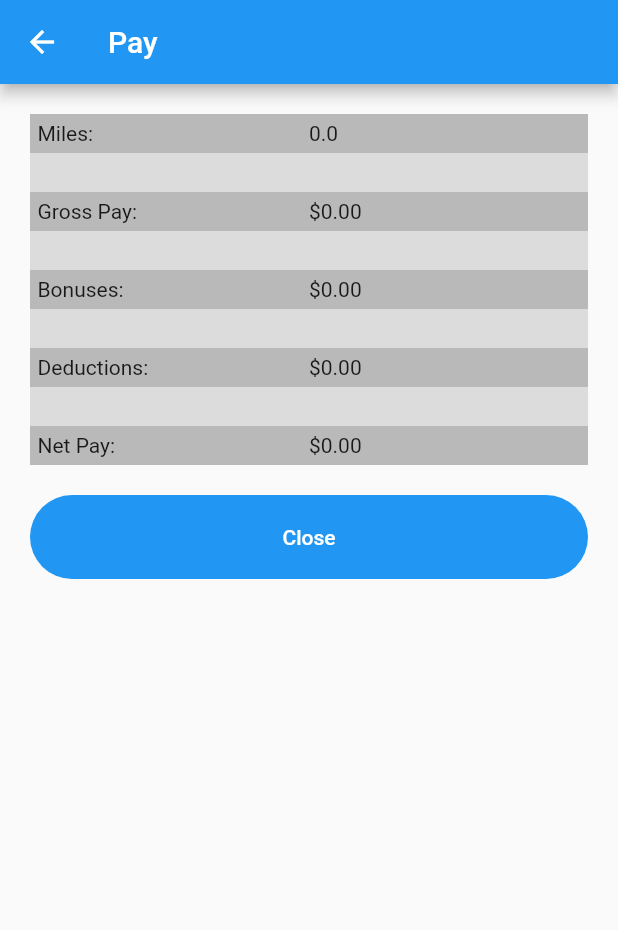
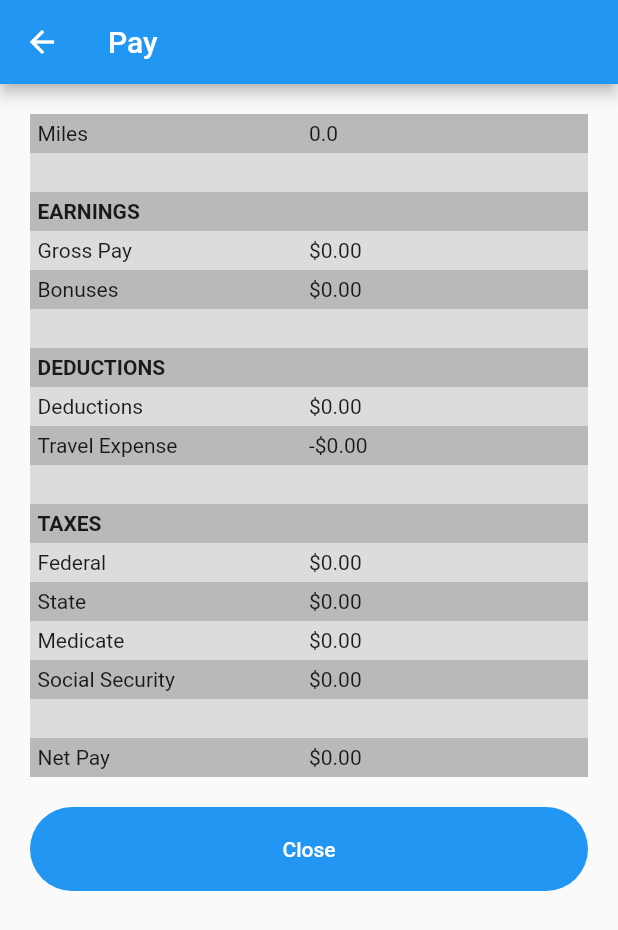
Before and after one commit to fierceblaze/carroll_fulmer_pay, a Flutter app: the ResultsPage screen opened directly with empty values, on a phone screen of 412 x 824 dp. Shown: the top 930 px of the screen. Run offline on Flutter 3.47's test engine with Material 2 defaults, Android fonts, the light colour scheme and no system bars.

Commit message:
Added Pay Calculations
Added pay calculations to the app.

```diff
--- a/lib/ResultsPage.dart
+++ b/lib/ResultsPage.dart
@@ -1,5 +1,7 @@
 import 'package:flutter/material.dart';
 import 'package:intl/intl.dart';
+
+import 'calculate.dart';
 
 class ResultsPage extends StatefulWidget {
   const ResultsPage(
@@ -21,25 +23,49 @@ class _ResultsPageState extends State<ResultsPage> {
 
   @override
   Widget build(BuildContext context) {
+    // Calculations
+    double miles = widget.miles;
+    double bonuses = widget.bonuses;
+    double deductions = widget.deductions;
+    double basePay = Calculate.basePay(miles);
+    double tierPay = Calculate.tierPay(miles);
+    double grossPay = basePay + bonuses;
+    double taxFederal = Calculate.federalTax(grossPay);
+    double taxState = Calculate.stateTax(grossPay);
+    double taxMedicare = Calculate.medicareTax(grossPay);
+    double taxSocialSecurity = Calculate.socialSecurityTax(grossPay);
+    double taxes = taxFederal + taxState + taxMedicare + taxSocialSecurity;
+    double netPay = basePay + tierPay + bonuses - deductions - taxes;
+
+    // Build
     return Scaffold(
       appBar: AppBar(
         title: Text('Pay'),
       ),
       body: SafeArea(
+        child: SingleChildScrollView(
           child: Padding(
             padding: const EdgeInsets.all(20.0),
             child: Column(
               mainAxisAlignment: MainAxisAlignment.start,
               children: <Widget>[
-              quickRow('Miles:', widget.miles.toString()),
+                quickRow('Miles', miles.toString()),
                 blankRow(),
-              quickRow('Gross Pay:', usd(0)),
+                headerRow('Earnings', ''),
+                quickRow('Gross Pay', usd(grossPay)),
+                quickRow('Bonuses', usd(bonuses)),
                 blankRow(),
-              quickRow('Bonuses:', usd(widget.bonuses)),
+                headerRow('Deductions', ''),
+                quickRow('Deductions', usd(deductions)),
+                quickRow('Travel Expense', usd(tierPay * -1)),
                 blankRow(),
-              quickRow('Deductions:', usd(widget.deductions)),
+                headerRow('Taxes', ''),
+                quickRow('Federal', usd(taxFederal)),
+                quickRow('State', usd(taxState)),
+                quickRow('Medicate', usd(taxMedicare)),
+                quickRow('Social Security', usd(taxSocialSecurity)),
                 blankRow(),
-              quickRow('Net Pay:', '\$0.00'),
+                quickRow('Net Pay', usd(netPay)),
 
                 /*
                  * OK Button
@@ -63,6 +89,7 @@ class _ResultsPageState extends State<ResultsPage> {
             ),
           ),
         ),
+      ),
     );
   }
 
@@ -79,6 +106,30 @@ class _ResultsPageState extends State<ResultsPage> {
    */
   Widget blankRow() {
     return quickRow(' ', ' ');
+  }
+
+  /*
+   * Shortcut method to create header rows.
+   */
+  Widget headerRow(String row1, String row2) {
+    rowNum++;
+    return Container(
+      color: (rowNum % 2 == 0) ? Colors.black12 : Colors.black26,
+      padding: const EdgeInsets.all(5.0),
+      child: Row(
+        children: [
+          Expanded(
+            child: Text(
+              row1.toUpperCase(),
+              style: const TextStyle(fontWeight: FontWeight.bold),
+            ),
+          ),
+          Expanded(
+            child: Text(row2),
+          ),
+        ],
+      ),
+    );
   }
 
   /*
--- a/lib/calculate.dart
+++ b/lib/calculate.dart
@@ -1,11 +1,37 @@
 class Calculate {
+  static const baseRate = 0.37;
 
   static double basePay(double miles) {
-    return 0.0;
+    return miles * baseRate;
   }
 
+  /*
+    Miles less than 2,499 paid at $0.46 per mile
+    Miles greater than or equal to 2,500 and less than 2,599 paid at $0.47 per mile
+    Miles greater than or equal to 2,600 and less than 2,699 paid at $0.48 per mile
+    Miles greater than or equal to 2,700 and less than 2,799 paid at $0.50 per mile
+    Miles greater than or equal to 2,800 and less than 2,899 paid at $0.52 per mile
+    Miles greater than or equal to 2,900 and less than 2,999 paid at $0.54 per mile
+    Miles greater than or equal to 3,000 paid at $0.57 per mile
+    */
   static double tierPay(double miles) {
-    return 0.0;
+    double payRate = 0.0;
+    if (miles >= 3000) {
+      payRate = 0.57;
+    } else if (miles > 2900) {
+      payRate = 0.54;
+    } else if (miles > 2800) {
+      payRate = 0.52;
+    } else if (miles > 2700) {
+      payRate = 0.50;
+    } else if (miles > 2600) {
+      payRate = 0.48;
+    } else if (miles > 2500) {
+      payRate = 0.47;
+    } else {
+      payRate = 0.46;
+    }
+    return miles * (payRate - baseRate);
   }
 
   static double federalTax(double pay) {
@@ -20,4 +46,7 @@ class Calculate {
     return 0.0;
   }
 
+  static double socialSecurityTax(double pay) {
+    return 0.0;
+  }
 }
```
Also changed, not shown: 1 other file. Lines whose indentation alone changed are shown as unchanged.
